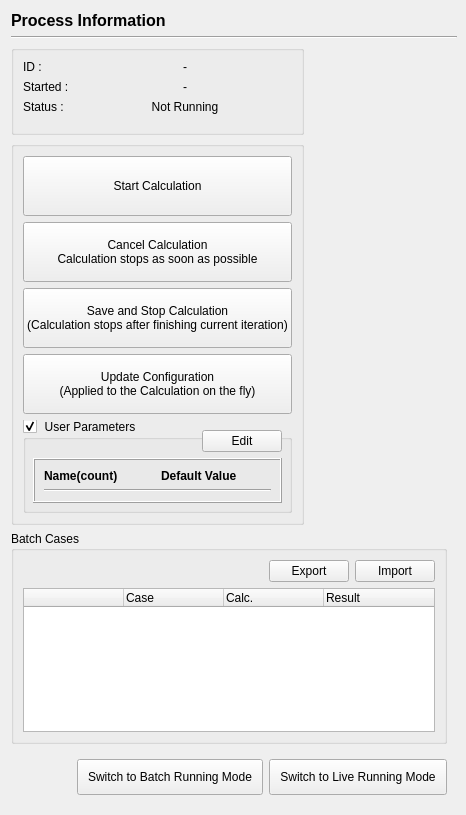
Before: the Qt Designer form baramFlow/view/solution/run/process_information_page.ui in nextfoam/baram, drawn with Qt 5.
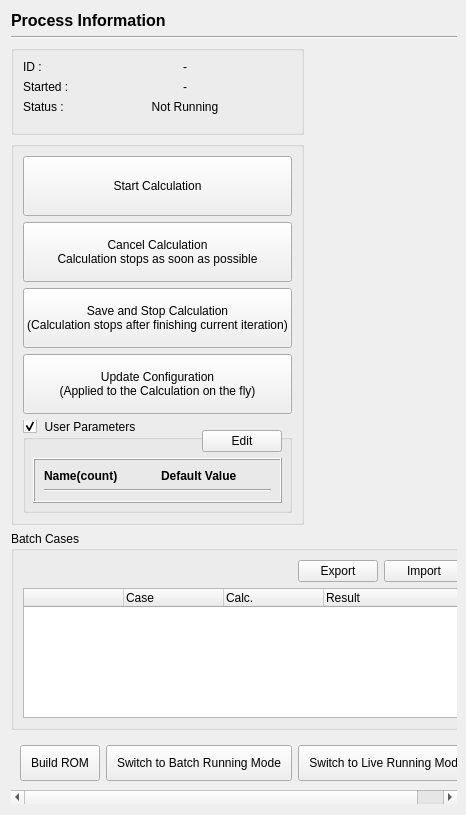
After: the same form once the commit is applied. Icons and pictures are not drawn. Custom widgets are drawn as their Qt base class.

```diff
--- a/baramFlow/view/solution/run/process_information_page.ui
+++ b/baramFlow/view/solution/run/process_information_page.ui
@@ -538,6 +538,16 @@
             </property>
            </spacer>
           </item>
+          <item>
+           <widget class="QPushButton" name="buildROM">
+            <property name="styleSheet">
+             <string notr="true">padding: 10px</string>
+            </property>
+            <property name="text">
+             <string>Build ROM</string>
+            </property>
+           </widget>
+          </item>
           <item>
            <widget class="QPushButton" name="toBatchMode">
             <property name="styleSheet">
```
